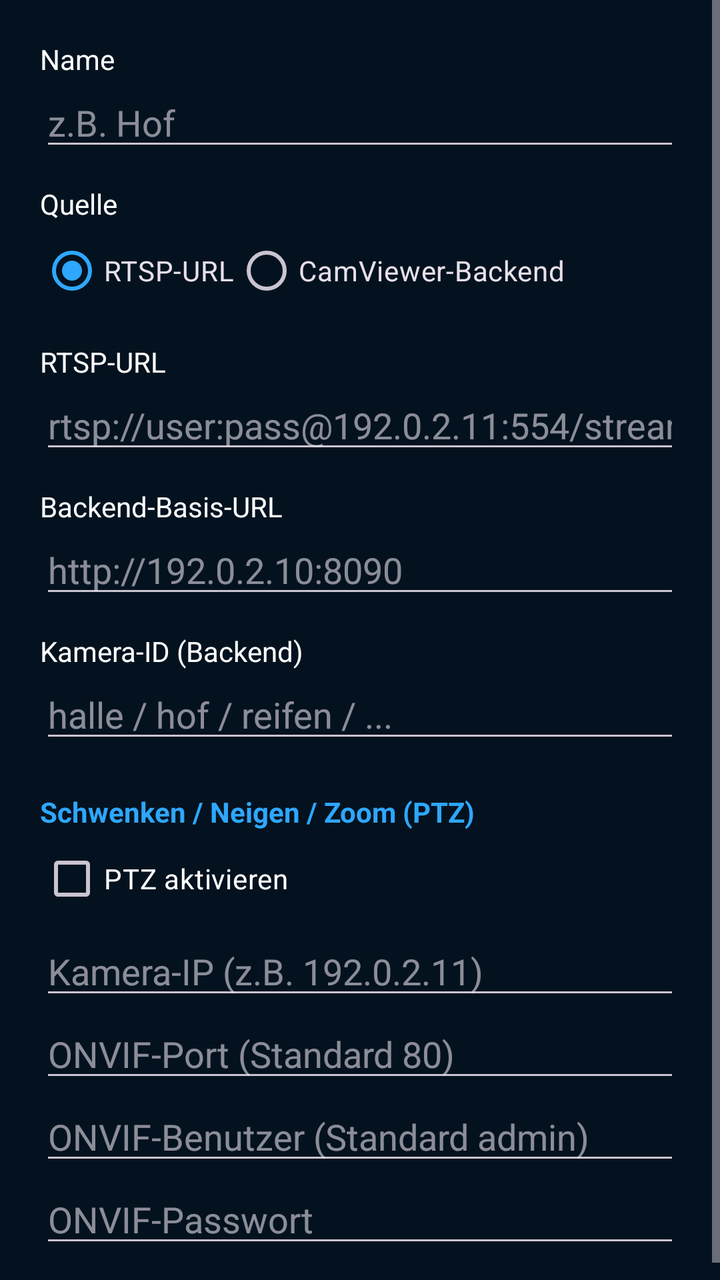
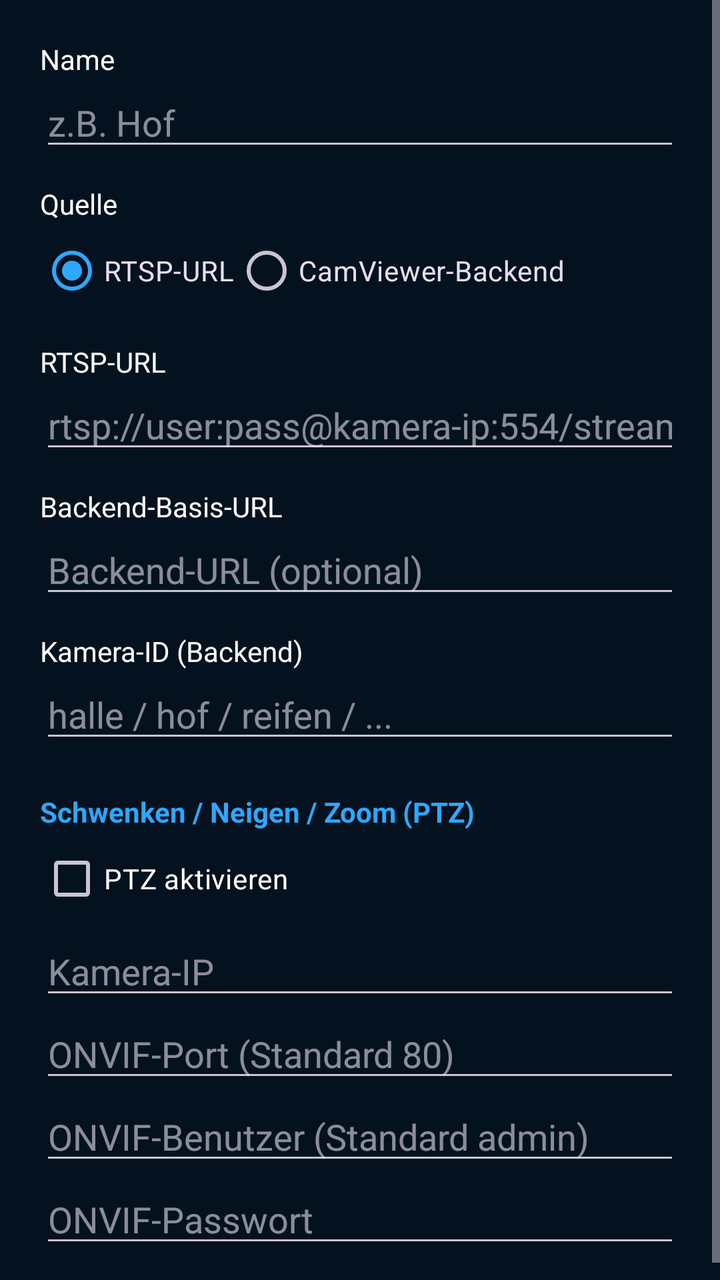

Screens rendered from an Android XML layout before and after an edit, with the pre-edit source and the edit as a unified diff.
<!-- AndroidManifest.xml: application theme Theme.SmartysCamViewer -->
<!-- res/layout/dialog_camera.xml -->
<?xml version="1.0" encoding="utf-8"?>
<ScrollView xmlns:android="http://schemas.android.com/apk/res/android"
    android:layout_width="match_parent"
    android:layout_height="wrap_content">

    <LinearLayout
        android:layout_width="match_parent"
        android:layout_height="wrap_content"
        android:orientation="vertical"
        android:padding="20dp">

        <TextView
            android:layout_width="wrap_content"
            android:layout_height="wrap_content"
            android:text="Name"
            android:textColor="@color/white" />
        <EditText
            android:id="@+id/in_name"
            android:layout_width="match_parent"
            android:layout_height="wrap_content"
            android:hint="z.B. Hof"
            android:inputType="text" />

        <TextView
            android:layout_width="wrap_content"
            android:layout_height="wrap_content"
            android:layout_marginTop="12dp"
            android:text="Quelle"
            android:textColor="@color/white" />
        <RadioGroup
            android:id="@+id/source_group"
            android:layout_width="match_parent"
            android:layout_height="wrap_content"
            android:orientation="horizontal">
            <RadioButton
                android:id="@+id/rb_rtsp"
                android:layout_width="wrap_content"
                android:layout_height="wrap_content"
                android:text="RTSP-URL"
                android:checked="true" />
            <RadioButton
                android:id="@+id/rb_backend"
                android:layout_width="wrap_content"
                android:layout_height="wrap_content"
                android:text="CamViewer-Backend" />
        </RadioGroup>

        <TextView
            android:layout_width="wrap_content"
            android:layout_height="wrap_content"
            android:layout_marginTop="12dp"
            android:text="RTSP-URL"
            android:textColor="@color/white" />
        <EditText
            android:id="@+id/in_rtsp"
            android:layout_width="match_parent"
            android:layout_height="wrap_content"
            android:hint="rtsp://user:pass@192.0.2.11:554/stream1"
            android:inputType="textUri" />

        <TextView
            android:layout_width="wrap_content"
            android:layout_height="wrap_content"
            android:layout_marginTop="12dp"
            android:text="Backend-Basis-URL"
            android:textColor="@color/white" />
        <EditText
            android:id="@+id/in_backend"
            android:layout_width="match_parent"
            android:layout_height="wrap_content"
            android:hint="http://192.0.2.10:8090"
            android:inputType="textUri" />

        <TextView
            android:layout_width="wrap_content"
            android:layout_height="wrap_content"
            android:layout_marginTop="12dp"
            android:text="Kamera-ID (Backend)"
            android:textColor="@color/white" />
        <EditText
            android:id="@+id/in_camid"
            android:layout_width="match_parent"
            android:layout_height="wrap_content"
            android:hint="halle / hof / reifen / ..."
            android:inputType="text" />

        
        <TextView
            android:layout_width="wrap_content"
            android:layout_height="wrap_content"
            android:layout_marginTop="20dp"
            android:text="Schwenken / Neigen / Zoom (PTZ)"
            android:textColor="@color/accent"
            android:textStyle="bold" />

        <CheckBox
            android:id="@+id/cb_ptz"
            android:layout_width="wrap_content"
            android:layout_height="wrap_content"
            android:text="PTZ aktivieren"
            android:textColor="@color/white" />

        <EditText
            android:id="@+id/in_ptz_host"
            android:layout_width="match_parent"
            android:layout_height="wrap_content"
            android:hint="Kamera-IP (z.B. 192.0.2.11)"
            android:inputType="text" />

        <EditText
            android:id="@+id/in_ptz_port"
            android:layout_width="match_parent"
            android:layout_height="wrap_content"
            android:hint="ONVIF-Port (Standard 80)"
            android:inputType="number" />

        <EditText
            android:id="@+id/in_ptz_user"
            android:layout_width="match_parent"
            android:layout_height="wrap_content"
            android:hint="ONVIF-Benutzer (Standard admin)"
            android:inputType="text" />

        <EditText
            android:id="@+id/in_ptz_pass"
            android:layout_width="match_parent"
            android:layout_height="wrap_content"
            android:hint="ONVIF-Passwort"
            android:inputType="textPassword" />
    </LinearLayout>
</ScrollView>
<!-- resources referenced by this layout -->
<resources>
  <color name="accent">#FF2EA7FF</color>
  <color name="white">#FFFFFFFF</color>
  <style name="Theme.SmartysCamViewer" parent="Theme.Material3.Dark.NoActionBar">
          <item name="colorPrimary">@color/accent</item>
          <item name="android:statusBarColor">@color/bg_dark</item>
          <item name="android:windowBackground">@color/bg_dark</item>
      </style>
  <color name="bg_dark">#FF04121F</color>
</resources>

<!-- the commit's change to res/layout/dialog_camera.xml (unified diff, before → after) -->
@@ -55,7 +55,7 @@
             android:id="@+id/in_rtsp"
             android:layout_width="match_parent"
             android:layout_height="wrap_content"
-            android:hint="rtsp://user:pass@192.0.2.11:554/stream1"
+            android:hint="rtsp://user:pass@kamera-ip:554/stream1"
             android:inputType="textUri" />
 
         <TextView
@@ -68,7 +68,7 @@
             android:id="@+id/in_backend"
             android:layout_width="match_parent"
             android:layout_height="wrap_content"
-            android:hint="http://192.0.2.10:8090"
+            android:hint="Backend-URL (optional)"
             android:inputType="textUri" />
 
         <TextView
@@ -104,7 +104,7 @@
             android:id="@+id/in_ptz_host"
             android:layout_width="match_parent"
             android:layout_height="wrap_content"
-            android:hint="Kamera-IP (z.B. 192.0.2.11)"
+            android:hint="Kamera-IP"
             android:inputType="text" />
 
         <EditText
